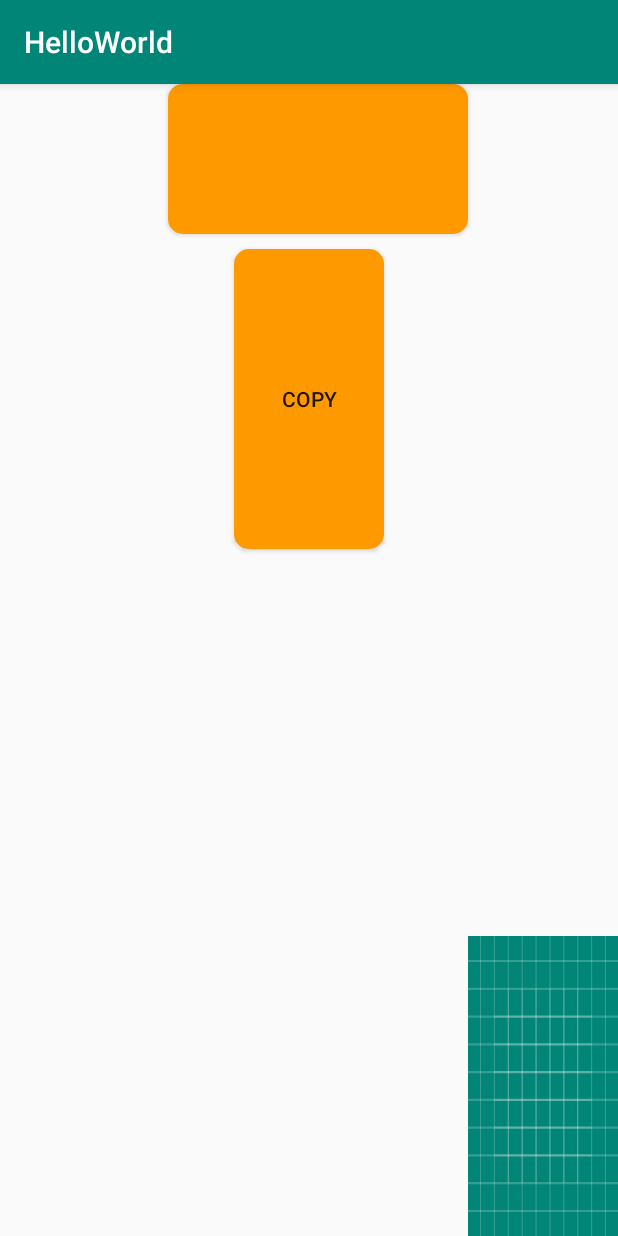
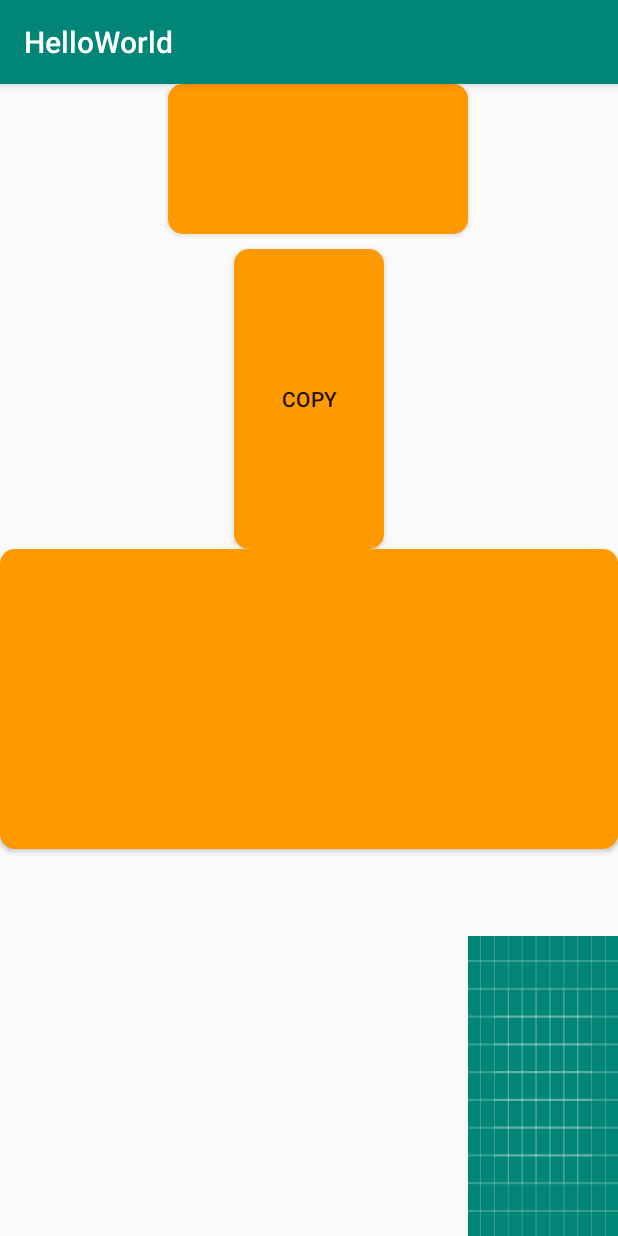
Before and after one commit to asagami/androidtest, an Android app: the screen it shows after launch (MainActivity), on a phone screen of 412 x 824 dp. Run offline under Robolectric (Android 15) with nearby library versions, the phone set to English and light mode, and no system bars.

Commit message:
new change

```diff
--- a/app/src/main/AndroidManifest.xml
+++ b/app/src/main/AndroidManifest.xml
@@ -2,7 +2,7 @@
 <manifest xmlns:android="http://schemas.android.com/apk/res/android"
     package="com.example.helloworld">
 
-    <uses-permission android:name="android.permission.INTERNET"/>
+    <uses-permission android:name="android.permission.INTERNET" />
 
     <application
         android:allowBackup="true"
@@ -11,7 +11,8 @@
         android:roundIcon="@mipmap/ic_launcher_round"
         android:supportsRtl="true"
         android:theme="@style/AppTheme">
-        <activity android:name=".textviewActivity"></activity>
+        <activity android:name=".nextActivity"></activity>
+        <activity android:name=".textviewActivity" />
         <activity android:name=".MainActivity">
             <intent-filter>
                 <action android:name="android.intent.action.MAIN" />
--- a/app/src/main/java/com/example/helloworld/MainActivity.java
+++ b/app/src/main/java/com/example/helloworld/MainActivity.java
@@ -12,6 +12,7 @@ public class MainActivity extends AppCompatActivity {
 
     private Button textreview;
     private Button buttonpanel;
+    private Button next;
 
     @Override
     protected void onCreate(Bundle savedInstanceState) {
@@ -33,6 +34,15 @@ public class MainActivity extends AppCompatActivity {
                 Toast.makeText(MainActivity.this,((Button) findViewById(R.id.buttonPanel)).getText(),Toast.LENGTH_SHORT).show();
             }
         });
+
+        next= (Button) findViewById(R.id.next);
+        next.setOnClickListener(new View.OnClickListener() {
+            @Override
+            public void onClick(View v) {
+                Intent intent =new Intent(MainActivity.this,nextActivity.class);
+                startActivity(intent);
+            }
+        });
     }
 
 
--- a/app/src/main/res/layout/activity_main.xml
+++ b/app/src/main/res/layout/activity_main.xml
@@ -31,4 +31,11 @@
         android:text="copy"
         android:background="@drawable/bg_btn4"/>
 
+    <android.support.v7.widget.AppCompatButton
+        android:id="@+id/next"
+        android:layout_width="match_parent"
+        android:layout_height="200dp"
+        android:layout_below="@+id/buttonPanel"
+        android:background="@drawable/bg_btn4"/>
+
 </RelativeLayout>
```
Also changed, not shown: app/src/main/java/com/example/helloworld/nextActivity.java (added, +25 -0 lines), app/src/main/res/layout/activity_next.xml (added, +14 -0 lines), 2 other files.
